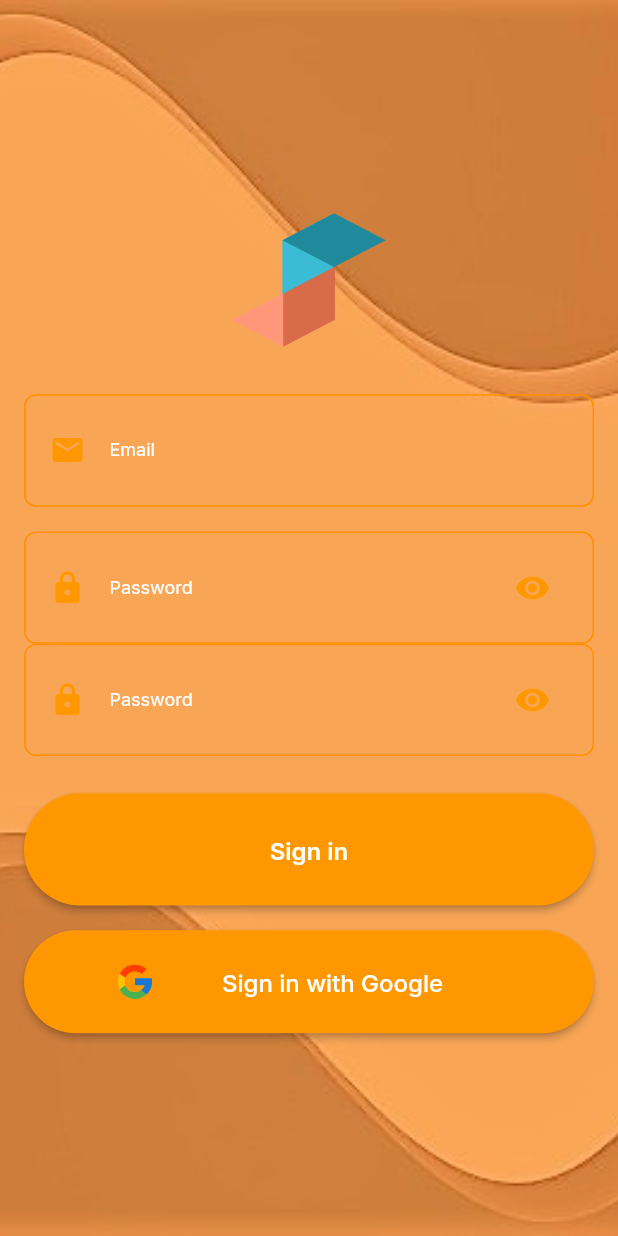
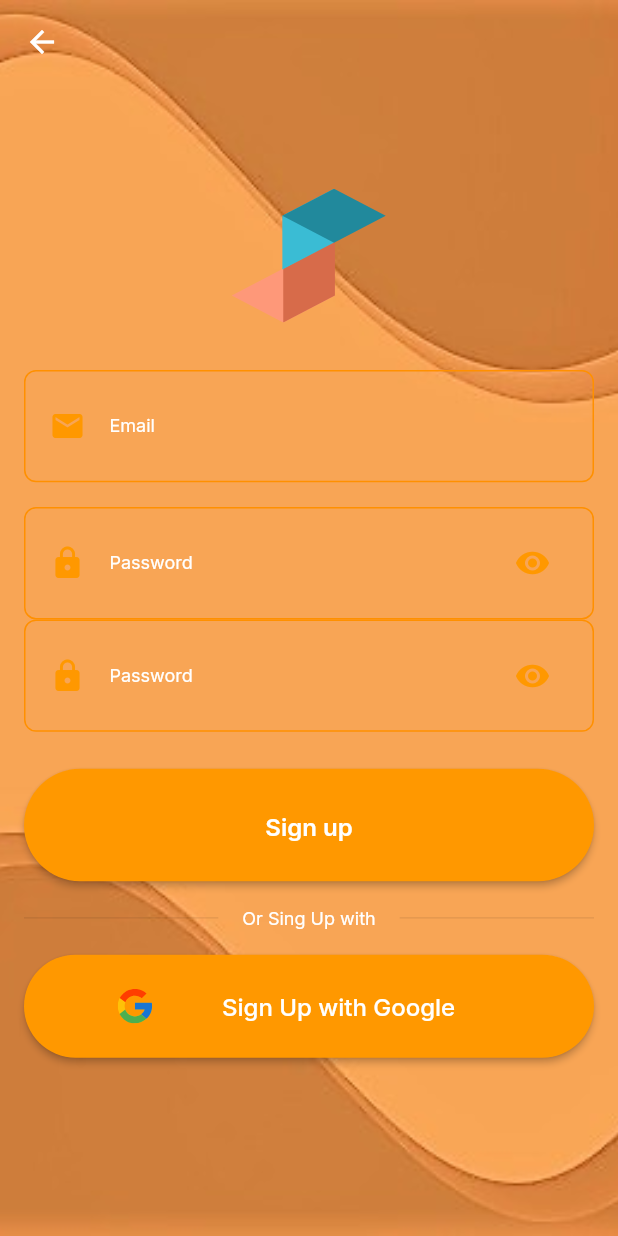
Before and after one commit to martinblanco/adoptapp, a Flutter app: the RegisterPage screen opened directly, on a phone screen of 412 x 824 dp. Run offline on Flutter 3.47's test engine with Material 2 defaults, Android fonts, the light colour scheme and no system bars; our stand-ins replace firebase_auth, firebase_core, firebase_database, firebase_storage, flutter_svg, font_awesome_flutter and 3 more; accounts and stored records are empty.

Commit message:
Resgistro maslindo

```diff
--- a/lib/user_register_page.dart
+++ b/lib/user_register_page.dart
@@ -29,6 +29,15 @@ class _RegisterPageState extends State<RegisterPage> {
     final size = MediaQuery.of(context).size;
     return Scaffold(
       resizeToAvoidBottomInset: false,
+      extendBodyBehindAppBar: true,
+      appBar: AppBar(
+        backgroundColor: Colors.transparent,
+        elevation: 0.0,
+        leading: IconButton(
+          icon: const Icon(Icons.arrow_back),
+          onPressed: () => Navigator.of(context).pop(false),
+        ),
+      ),
       body: Form(
           key: _formKey,
           child: Stack(
@@ -66,11 +75,15 @@ class _RegisterPageState extends State<RegisterPage> {
                       SizedBox(
                         height: size.height * 0.02,
                       ),
+                      signInWithText(),
+                      SizedBox(
+                        height: size.height * 0.02,
+                      ),
                       signInOneSocialButton(
                           context,
                           size,
                           'assets/logos/google_logo.svg',
-                          'Sign in with Google'),
+                          'Sign Up with Google'),
                     ],
                   ),
                 ),
@@ -191,7 +204,7 @@ class _RegisterPageState extends State<RegisterPage> {
           alignment: Alignment.center,
           height: size.height / 11,
           child: Text(
-            'Sign in',
+            'Sign up',
             style: GoogleFonts.inter(
               fontSize: 16.0,
               color: Colors.white,
@@ -242,7 +255,7 @@ class _RegisterPageState extends State<RegisterPage> {
           width: 16,
         ),
         Text(
-          'Or Sign in with',
+          'Or Sing Up with',
           style: GoogleFonts.inter(
             fontSize: 12.0,
             color: const Color.fromARGB(255, 255, 255, 255),
@@ -261,7 +274,7 @@ class _RegisterPageState extends State<RegisterPage> {
 signInOneSocialButton(
     BuildContext context, Size size, String iconPath, String text) {
   return ElevatedButton(
-      onPressed: () => _pushPage(context, SignInDemo()),
+      onPressed: () => _pushPage(context, const SignInDemo()),
       style: ElevatedButton.styleFrom(
         backgroundColor: Colors.orange,
         foregroundColor: Colors.white,
```
